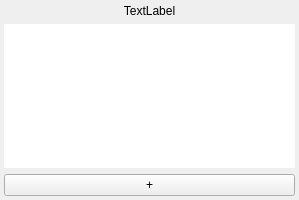
Qt form desiteRuleCreator/QtDesigns/ObjectGraphWidget.ui (c-mellueh/SOM-Toolkit) before a commit.
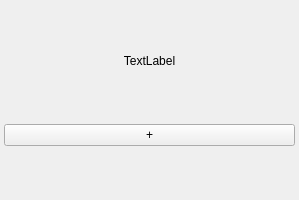
The same form after that commit.

Commit message: Aggregation view: change List to Tree

```diff
--- a/desiteRuleCreator/QtDesigns/ObjectGraphWidget.ui
+++ b/desiteRuleCreator/QtDesigns/ObjectGraphWidget.ui
@@ -54,28 +54,6 @@
      </property>
     </widget>
    </item>
-   <item>
-    <widget class="QListWidget" name="list_widget_property_sets">
-     <property name="sizePolicy">
-      <sizepolicy hsizetype="Preferred" vsizetype="Maximum">
-       <horstretch>0</horstretch>
-       <verstretch>0</verstretch>
-      </sizepolicy>
-     </property>
-     <property name="frameShape">
-      <enum>QFrame::NoFrame</enum>
-     </property>
-     <property name="frameShadow">
-      <enum>QFrame::Plain</enum>
-     </property>
-     <property name="verticalScrollBarPolicy">
-      <enum>Qt::ScrollBarAlwaysOff</enum>
-     </property>
-     <property name="horizontalScrollBarPolicy">
-      <enum>Qt::ScrollBarAlwaysOff</enum>
-     </property>
-    </widget>
-   </item>
    <item>
     <widget class="QPushButton" name="button_add">
      <property name="text">
```
The commit also changes 4 other files.
